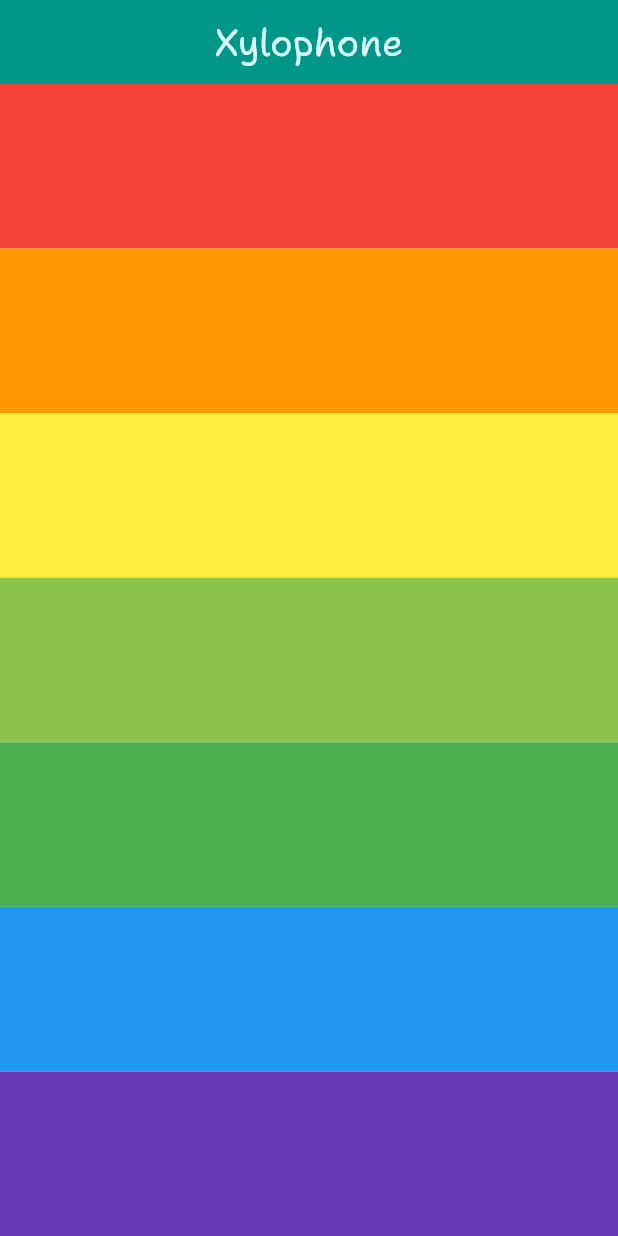
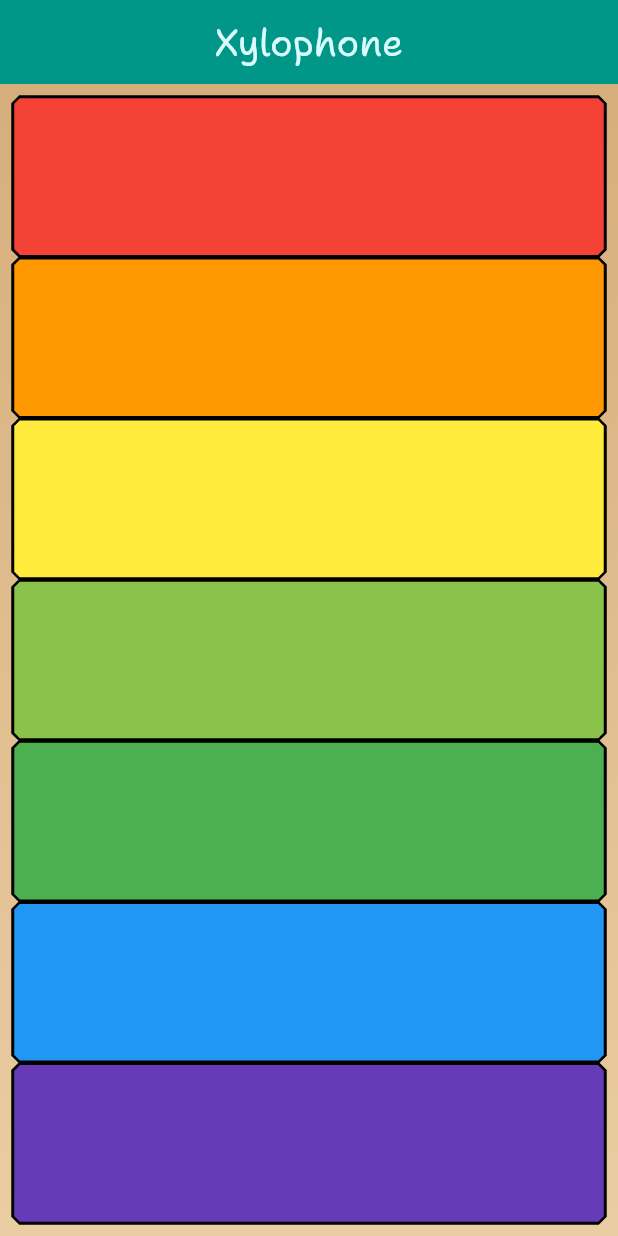
Before and after one commit to SahilKumar7/Xylophone-App, a Flutter app: the screen it shows after launch, on a phone screen of 412 x 824 dp. Run offline on Flutter 3.47's test engine with Material 3 defaults, Android fonts, the phone set to English and light mode, and no system bars; our stand-ins replace audioplayers.

Commit message:
Modified button styles

```diff
--- a/lib/main.dart
+++ b/lib/main.dart
@@ -22,8 +22,18 @@ class XylophoneApp extends StatelessWidget {
         style: ButtonStyle(
           backgroundColor: MaterialStatePropertyAll<Color>(color),
           enableFeedback: false,
+          side: const MaterialStatePropertyAll<BorderSide>(
+            BorderSide(
+              width: 1.0,
+              color: Colors.black,
+            ),
+          ),
           shape: const MaterialStatePropertyAll<OutlinedBorder>(
-            BeveledRectangleBorder(),
+            BeveledRectangleBorder(
+              borderRadius: BorderRadius.all(
+                Radius.elliptical(5, 5),
+              ),
+            ),
           ),
         ),
         child: null,
@@ -36,6 +46,7 @@ class XylophoneApp extends StatelessWidget {
     return MaterialApp(
       debugShowCheckedModeBanner: false,
       home: Scaffold(
+        backgroundColor: Colors.grey.shade200,
         appBar: AppBar(
           title: const Text(
             'Xylophone',
@@ -49,6 +60,16 @@ class XylophoneApp extends StatelessWidget {
           foregroundColor: const Color(0xFFDBFCFF),
         ),
         body: SafeArea(
+          child: Container(
+            padding: const EdgeInsets.all(8.0),
+            decoration: const BoxDecoration(
+              gradient: LinearGradient(
+                colors: [Color(0xffeacda3), Color(0xffd6ae7b)],
+                stops: [0, 1],
+                begin: Alignment.bottomCenter,
+                end: Alignment.topCenter,
+              ),
+            ),
             child: Column(
               crossAxisAlignment: CrossAxisAlignment.stretch,
               children: <Widget>[
@@ -63,6 +84,7 @@ class XylophoneApp extends StatelessWidget {
             ),
           ),
         ),
+      ),
     );
   }
 }
```
Lines whose indentation alone changed are shown as unchanged.
